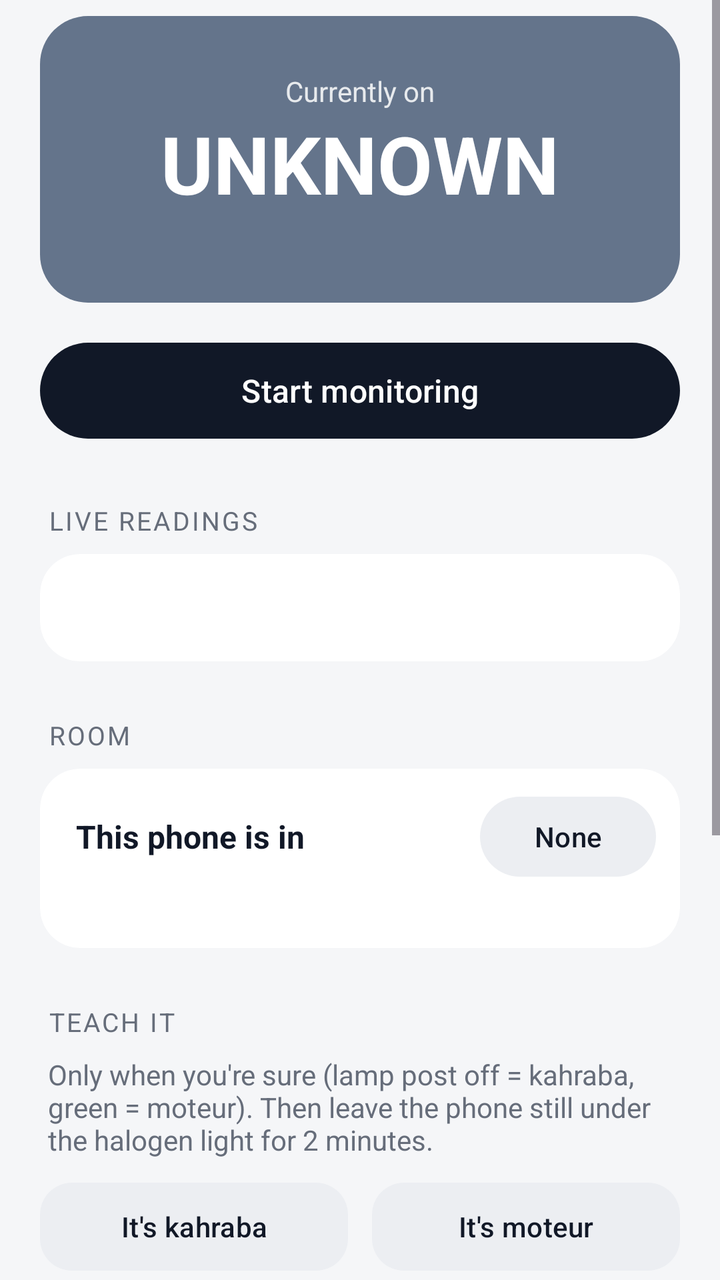
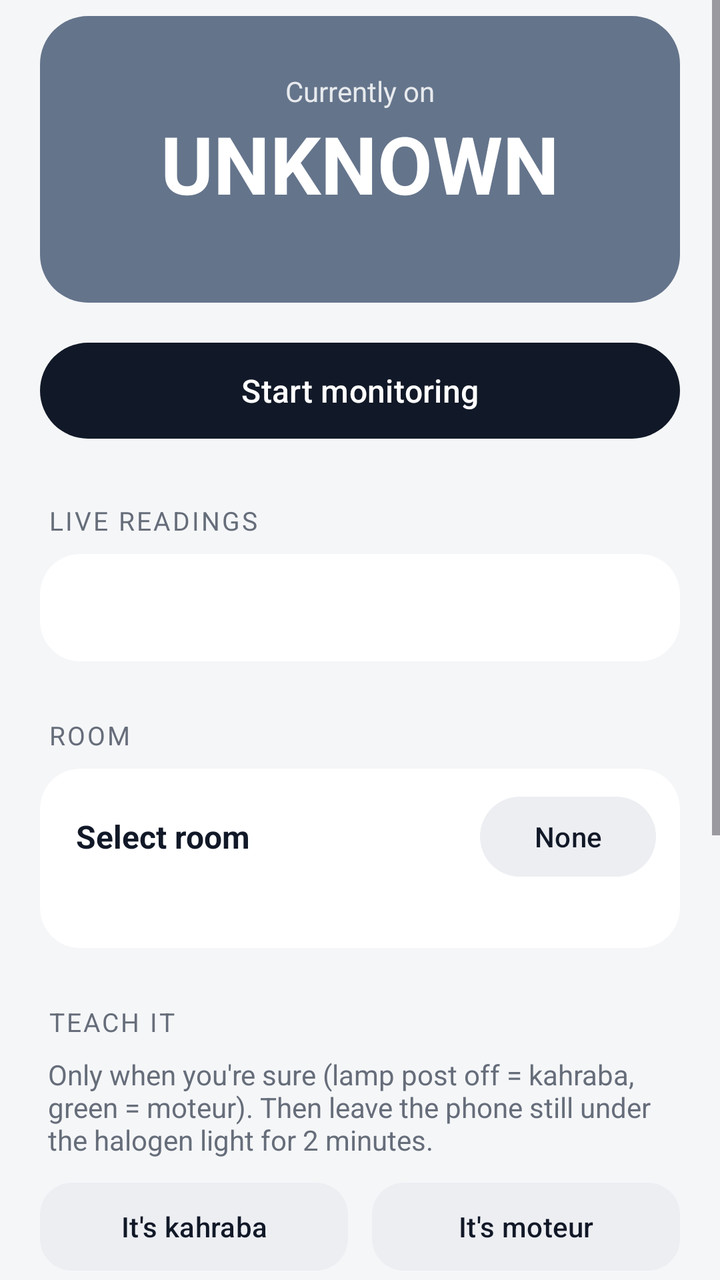

Screens rendered from an Android XML layout before and after an edit, with the pre-edit source and the edit as a unified diff.
<!-- AndroidManifest.xml: application theme AppTheme -->
<!-- res/layout/activity_monitor.xml -->
<?xml version="1.0" encoding="utf-8"?>
<ScrollView xmlns:android="http://schemas.android.com/apk/res/android"
    android:layout_width="match_parent"
    android:layout_height="match_parent"
    android:background="?attr/appBg">

    <LinearLayout
        android:layout_width="match_parent"
        android:layout_height="wrap_content"
        android:orientation="vertical"
        android:paddingStart="20dp"
        android:paddingTop="8dp"
        android:paddingEnd="20dp"
        android:paddingBottom="24dp">

        <LinearLayout
            android:id="@+id/stateBox"
            android:layout_width="match_parent"
            android:layout_height="wrap_content"
            android:background="@drawable/rounded_box"
            android:gravity="center"
            android:orientation="vertical"
            android:paddingTop="28dp"
            android:paddingBottom="24dp">

            <TextView
                android:id="@+id/stateLabel"
                android:layout_width="wrap_content"
                android:layout_height="wrap_content"
                android:alpha="0.85"
                android:text="Currently on"
                android:textColor="#FFFFFF"
                android:textSize="14sp" />

            <TextView
                android:id="@+id/stateText"
                android:layout_width="wrap_content"
                android:layout_height="wrap_content"
                android:text="UNKNOWN"
                android:textColor="#FFFFFF"
                android:textSize="40sp"
                android:textStyle="bold" />

            <TextView
                android:id="@+id/sinceText"
                android:layout_width="wrap_content"
                android:layout_height="wrap_content"
                android:alpha="0.85"
                android:gravity="center"
                android:paddingStart="16dp"
                android:paddingEnd="16dp"
                android:textColor="#FFFFFF"
                android:textSize="14sp" />
        </LinearLayout>

        <TextView
            android:id="@+id/messageText"
            android:layout_width="match_parent"
            android:layout_height="wrap_content"
            android:layout_marginTop="12dp"
            android:background="@drawable/note_box"
            android:padding="14dp"
            android:textColor="@color/note_text"
            android:textSize="14sp"
            android:visibility="gone" />

        <com.google.android.material.button.MaterialButton
            android:id="@+id/startStop"
            style="@style/PrimaryButton"
            android:layout_width="match_parent"
            android:layout_height="wrap_content"
            android:layout_marginTop="16dp"
            android:text="Start monitoring" />

        <TextView
            style="@style/SectionLabel"
            android:layout_width="wrap_content"
            android:layout_height="wrap_content"
            android:text="Live readings" />

        <com.google.android.material.card.MaterialCardView
            style="@style/Card"
            android:layout_width="match_parent"
            android:layout_height="wrap_content">

            <TextView
                android:id="@+id/detailText"
                android:layout_width="match_parent"
                android:layout_height="wrap_content"
                android:fontFamily="monospace"
                android:lineSpacingExtra="4dp"
                android:padding="18dp"
                android:textColor="?attr/appText"
                android:textSize="13sp" />
        </com.google.android.material.card.MaterialCardView>

        <TextView
            style="@style/SectionLabel"
            android:layout_width="wrap_content"
            android:layout_height="wrap_content"
            android:text="Room" />

        <com.google.android.material.card.MaterialCardView
            style="@style/Card"
            android:layout_width="match_parent"
            android:layout_height="wrap_content">

            <LinearLayout
                android:layout_width="match_parent"
                android:layout_height="wrap_content"
                android:orientation="vertical"
                android:paddingStart="18dp"
                android:paddingTop="10dp"
                android:paddingEnd="12dp"
                android:paddingBottom="14dp">

                <LinearLayout
                    android:layout_width="match_parent"
                    android:layout_height="wrap_content"
                    android:gravity="center_vertical"
                    android:orientation="horizontal">

                    <TextView
                        android:layout_width="0dp"
                        android:layout_height="wrap_content"
                        android:layout_weight="1"
                        android:text="This phone is in"
                        android:textColor="?attr/appText"
                        android:textSize="16sp"
                        android:textStyle="bold" />

                    <com.google.android.material.button.MaterialButton
                        android:id="@+id/monitorRoomButton"
                        style="@style/Widget.Material3.Button.TonalButton"
                        android:layout_width="wrap_content"
                        android:layout_height="wrap_content"
                        android:text="None" />
                </LinearLayout>

                <TextView
                    android:id="@+id/monitorRoomInfo"
                    android:layout_width="match_parent"
                    android:layout_height="wrap_content"
                    android:layout_marginEnd="6dp"
                    android:lineSpacingExtra="2dp"
                    android:textColor="?attr/appMuted"
                    android:textSize="13sp" />
            </LinearLayout>
        </com.google.android.material.card.MaterialCardView>

        <TextView
            style="@style/SectionLabel"
            android:layout_width="wrap_content"
            android:layout_height="wrap_content"
            android:text="Teach it" />

        <TextView
            android:layout_width="match_parent"
            android:layout_height="wrap_content"
            android:layout_marginStart="4dp"
            android:layout_marginBottom="8dp"
            android:text="Only when you're sure (lamp post off = kahraba, green = moteur). Then leave the phone still under the halogen light for 2 minutes."
            android:textColor="?attr/appMuted"
            android:textSize="14sp" />

        <LinearLayout
            android:layout_width="match_parent"
            android:layout_height="wrap_content"
            android:orientation="horizontal">

            <com.google.android.material.button.MaterialButton
                android:id="@+id/setKahraba"
                style="@style/TonalButton"
                android:layout_width="0dp"
                android:layout_height="wrap_content"
                android:layout_marginEnd="6dp"
                android:layout_weight="1"
                android:text="It's kahraba" />

            <com.google.android.material.button.MaterialButton
                android:id="@+id/setMoteur"
                style="@style/TonalButton"
                android:layout_width="0dp"
                android:layout_height="wrap_content"
                android:layout_marginStart="6dp"
                android:layout_weight="1"
                android:text="It's moteur" />
        </LinearLayout>

        <TextView
            style="@style/SectionLabel"
            android:layout_width="wrap_content"
            android:layout_height="wrap_content"
            android:text="More" />

        <com.google.android.material.button.MaterialButton
            android:id="@+id/openLog"
            style="@style/TonalButton"
            android:layout_width="match_parent"
            android:layout_height="wrap_content"
            android:text="Switch log" />

        <LinearLayout
            android:layout_width="match_parent"
            android:layout_height="wrap_content"
            android:orientation="horizontal">

            <com.google.android.material.button.MaterialButton
                android:id="@+id/testKahraba"
                style="@style/TonalButton"
                android:layout_width="0dp"
                android:layout_height="wrap_content"
                android:layout_marginEnd="6dp"
                android:layout_weight="1"
                android:text="Test kahraba beep" />

            <com.google.android.material.button.MaterialButton
                android:id="@+id/testMoteur"
                style="@style/TonalButton"
                android:layout_width="0dp"
                android:layout_height="wrap_content"
                android:layout_marginStart="6dp"
                android:layout_weight="1"
                android:text="Test moteur beep" />
        </LinearLayout>

        <com.google.android.material.button.MaterialButton
            android:id="@+id/silence"
            style="@style/TonalButton"
            android:layout_width="match_parent"
            android:layout_height="wrap_content"
            android:text="Stop beeping" />

        <com.google.android.material.button.MaterialButton
            android:id="@+id/shareData"
            style="@style/TonalButton"
            android:layout_width="match_parent"
            android:layout_height="wrap_content"
            android:text="Share recordings" />

        <com.google.android.material.button.MaterialButton
            android:id="@+id/battery"
            style="@style/TonalButton"
            android:layout_width="match_parent"
            android:layout_height="wrap_content"
            android:text="Allow running in background" />
    </LinearLayout>
</ScrollView>
<!-- resources referenced by this layout -->
<resources>
  <color name="note_text">#78350F</color>
  <!-- drawable note_box (drawable) -->
  <?xml version="1.0" encoding="utf-8"?>
  <shape xmlns:android="http://schemas.android.com/apk/res/android" android:shape="rectangle">
      <solid android:color="@color/note_bg" />
      <corners android:radius="16dp" />
  </shape>
  <!-- drawable rounded_box (drawable) -->
  <?xml version="1.0" encoding="utf-8"?>
  <shape xmlns:android="http://schemas.android.com/apk/res/android" android:shape="rectangle">
      <solid android:color="@color/idle" />
      <corners android:radius="24dp" />
  </shape>
  <style name="Card">
          <item name="cardCornerRadius">20dp</item>
          <item name="cardElevation">0dp</item>
          <item name="strokeWidth">0dp</item>
          <item name="cardBackgroundColor">?attr/appSurface</item>
      </style>
  <style name="PrimaryButton" parent="Widget.Material3.Button">
          <item name="android:minHeight">56dp</item>
          <item name="cornerRadius">28dp</item>
          <item name="android:textSize">16sp</item>
      </style>
  <style name="SectionLabel">
          <item name="android:textSize">13sp</item>
          <item name="android:textColor">?attr/appMuted</item>
          <item name="android:letterSpacing">0.08</item>
          <item name="android:textAllCaps">true</item>
          <item name="android:layout_marginTop">28dp</item>
          <item name="android:layout_marginBottom">8dp</item>
          <item name="android:layout_marginStart">4dp</item>
      </style>
  <style name="TonalButton" parent="Widget.Material3.Button.TonalButton">
          <item name="android:minHeight">52dp</item>
          <item name="cornerRadius">16dp</item>
      </style>
  <color name="note_bg">#FEF3C7</color>
  <color name="idle">#64748B</color>
  <color name="ink">#111827</color>
  <color name="on_ink">#FFFFFF</color>
  <color name="surface_alt">#ECEEF2</color>
  <color name="text">#111827</color>
  <color name="kahraba">#059669</color>
  <color name="bg">#F5F6F8</color>
  <color name="outline">#E2E5EA</color>
  <color name="p_graphite_bg">#F5F6F8</color>
  <color name="p_graphite_surface">#FFFFFF</color>
  <color name="p_graphite_alt">#ECEEF2</color>
  <color name="p_graphite_ink">#111827</color>
  <color name="p_graphite_onink">#FFFFFF</color>
  <color name="p_graphite_text">#111827</color>
  <color name="p_graphite_muted">#666D7A</color>
  <color name="p_graphite_outline">#E2E5EA</color>
  <color name="p_graphite_ring">#FACC15</color>
  <!-- unchanged entries left out for length: 1 -->
</resources>

<!-- the commit's change to res/layout/activity_monitor.xml (unified diff, before → after) -->
@@ -124,7 +124,7 @@
                         android:layout_width="0dp"
                         android:layout_height="wrap_content"
                         android:layout_weight="1"
-                        android:text="This phone is in"
+                        android:text="Select room"
                         android:textColor="?attr/appText"
                         android:textSize="16sp"
                         android:textStyle="bold" />
